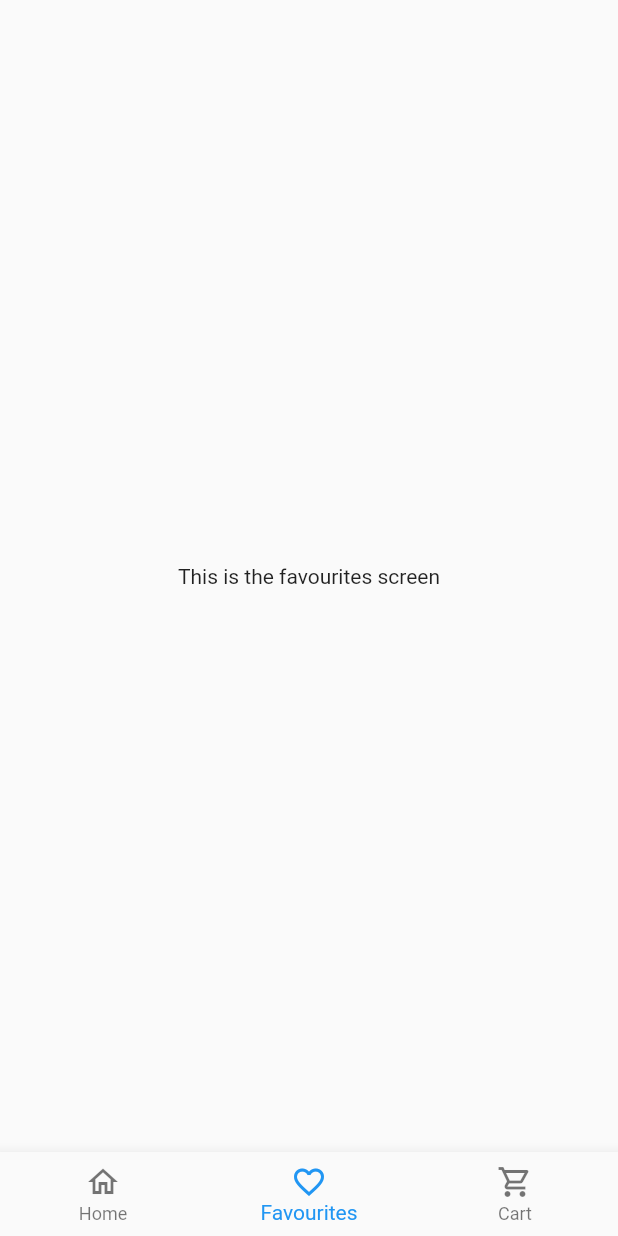
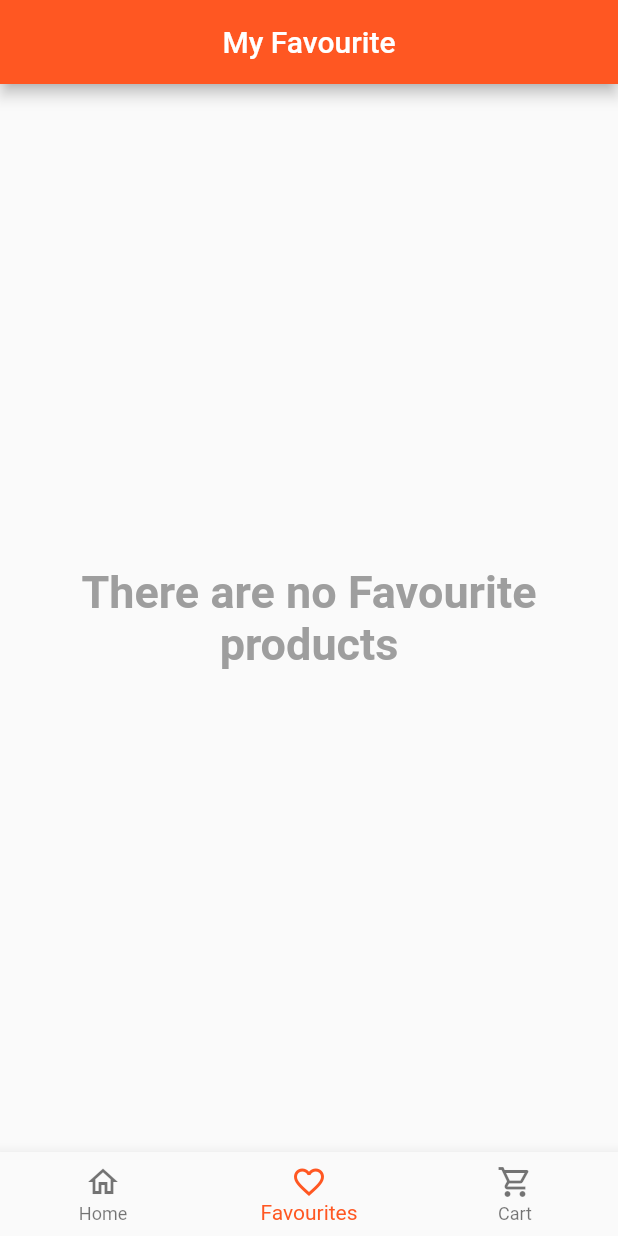
Before and after one commit to SourishBiswas23/flutter-store, a Flutter app: the screen it shows after launch, on a phone screen of 412 x 824 dp. Run offline on Flutter 3.47's test engine with Material 2 defaults, Android fonts, the phone set to English and light mode, and no system bars; our stand-ins replace bloc, cached_network_image, dio, equatable, flutter_bloc.

Commit message:
The favourites screen is working properly, favourite products are being added and removed from the favourites list ,there is a server response in the file product_data

```diff
--- /dev/null
+++ b/lib/controllers/bloc/favourites_bloc.dart
@@ -0,0 +1,25 @@
+import 'package:bloc/bloc.dart';
+import 'package:equatable/equatable.dart';
+import 'package:store/data/models/product_model.dart';
+
+part 'favourites_event.dart';
+part 'favourites_state.dart';
+
+class FavouritesBloc extends Bloc<FavouritesEvent, FavouritesState> {
+  FavouritesBloc() : super(const FavouritesState(favouriteList: [])) {
+    on<AddFavouriteEvent>((event, emit) {
+      emit(
+        FavouritesState(
+          favouriteList: [...state.favouriteList, event.favourite],
+        ),
+      );
+    });
+    on<RemoveFavouriteEvent>((event, emit) {
+      emit(
+        FavouritesState(favouriteList: [
+          ...state.favouriteList.where((element) => element != event.favourite)
+        ]),
+      );
+    });
+  }
+}
--- /dev/null
+++ b/lib/controllers/bloc/favourites_event.dart
@@ -0,0 +1,18 @@
+part of 'favourites_bloc.dart';
+
+abstract class FavouritesEvent extends Equatable {
+  const FavouritesEvent();
+
+  @override
+  List<Object> get props => [];
+}
+
+class AddFavouriteEvent extends FavouritesEvent {
+  const AddFavouriteEvent({required this.favourite});
+  final ProductModel favourite;
+}
+
+class RemoveFavouriteEvent extends FavouritesEvent {
+  const RemoveFavouriteEvent({required this.favourite});
+  final ProductModel favourite;
+}
--- /dev/null
+++ b/lib/controllers/bloc/favourites_state.dart
@@ -0,0 +1,13 @@
+part of 'favourites_bloc.dart';
+
+class FavouritesState extends Equatable {
+  const FavouritesState({required List<ProductModel> favouriteList})
+      : _favouriteList = favouriteList;
+
+  final List<ProductModel> _favouriteList;
+
+  List<ProductModel> get favouriteList => _favouriteList;
+
+  @override
+  List<Object> get props => [_favouriteList];
+}
--- a/lib/data/models/product_model.dart
+++ b/lib/data/models/product_model.dart
@@ -6,6 +6,7 @@ class ProductModel {
     required this.category,
     required this.description,
     required this.imageUrl,
+    required this.rating,
   });
   final String id;
   final String title;
@@ -13,4 +14,5 @@ class ProductModel {
   final String category;
   final String description;
   final String imageUrl;
+  final String rating;
 }
--- a/lib/main.dart
+++ b/lib/main.dart
@@ -1,3 +1,5 @@
+import 'package:flutter_bloc/flutter_bloc.dart';
+import 'package:store/controllers/bloc/favourites_bloc.dart';
 import 'package:store/routes.dart';
 import 'package:store/views/nav_bar/nav_bar.dart';
 import 'package:flutter/material.dart';
@@ -12,11 +14,20 @@ class MyApp extends StatelessWidget {
 
   @override
   Widget build(BuildContext context) {
-    return MaterialApp(
-      home: const NavBar(),
-      title: 'Store',
-      onGenerateRoute: AppNavigator.onGenerateRoute,
-      navigatorKey: AppNavigator.navigatorKey,
+    return BlocProvider(
+      create: (context) => FavouritesBloc(),
+      child: MaterialApp(
+        home: const NavBar(),
+        theme: ThemeData.light().copyWith(
+          colorScheme: const ColorScheme.light().copyWith(
+            primary: Colors.deepOrange,
+            secondary: Colors.deepOrange,
+          ),
+        ),
+        title: 'Store',
+        onGenerateRoute: AppNavigator.onGenerateRoute,
+        navigatorKey: AppNavigator.navigatorKey,
+      ),
     );
   }
 }
--- a/lib/views/favourites_screen/favourites_screen.dart
+++ b/lib/views/favourites_screen/favourites_screen.dart
@@ -1,14 +1,25 @@
 import 'package:flutter/material.dart';
+import 'package:flutter_bloc/flutter_bloc.dart';
+import 'package:store/controllers/bloc/favourites_bloc.dart';
+import 'package:store/views/favourites_screen/no_favourites.dart';
+
+import 'favourites_grid_builder.dart';
 
 class FavouritesScreen extends StatelessWidget {
   const FavouritesScreen({super.key});
 
   @override
   Widget build(BuildContext context) {
-    return const Scaffold(
-      body: Center(
-        child: Text('This is the favourites screen'),
+    final favouritesList = context.read<FavouritesBloc>().state.favouriteList;
+
+    return Scaffold(
+      appBar: AppBar(
+        title: const Text('My Favourite'),
+        centerTitle: true,
       ),
+      body: favouritesList.isEmpty
+          ? const NoFavourites()
+          : FavouritesGridBuilder(favouritesList: favouritesList),
     );
   }
 }
--- /dev/null
+++ b/lib/views/favourites_screen/no_favourites.dart
@@ -0,0 +1,20 @@
+import 'package:flutter/material.dart';
+
+class NoFavourites extends StatelessWidget {
+  const NoFavourites({super.key});
+
+  @override
+  Widget build(BuildContext context) {
+    return const Center(
+      child: Text(
+        'There are no Favourite products',
+        textAlign: TextAlign.center,
+        style: TextStyle(
+          fontWeight: FontWeight.bold,
+          fontSize: 30,
+          color: Colors.grey,
+        ),
+      ),
+    );
+  }
+}
```
Also changed, not shown: lib/data/repository/product_data.dart (+22 -0 lines), lib/views/favourites_screen/favourites_grid_builder.dart (added, +32 -0 lines), lib/views/favourites_screen/product_card.dart (added, +37 -0 lines), lib/views/favourites_screen/product_image.dart (added, +26 -0 lines), lib/views/favourites_screen/product_rating_and_favourites_icon.dart (added, +75 -0 lines), lib/views/favourites_screen/product_title_and_price.dart (added, +42 -0 lines).
